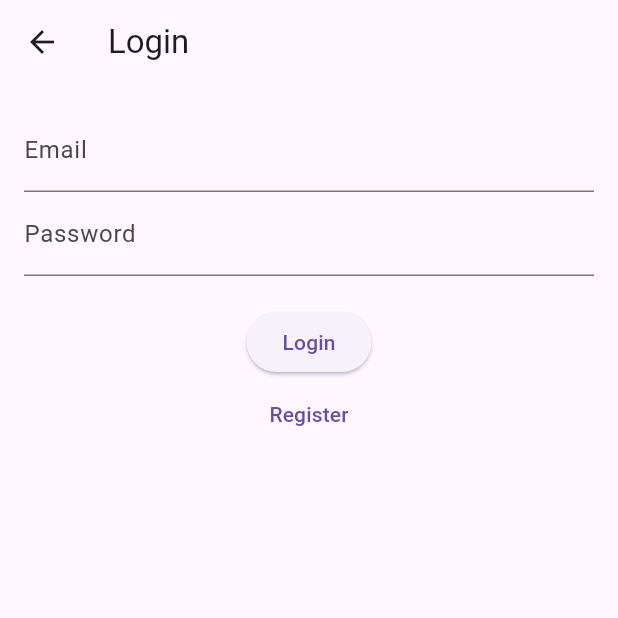
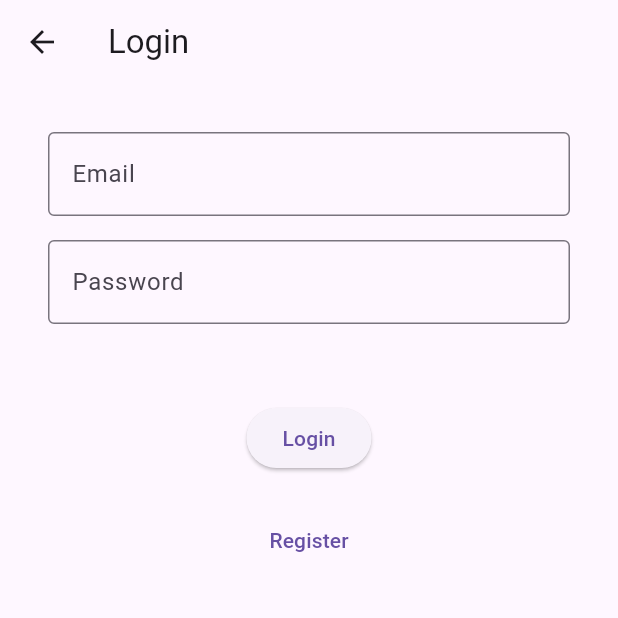
Before and after one commit to islam-debbi-dev/book_store_frontend_flutter, a Flutter app: the screen it shows after launch, on a phone screen of 412 x 824 dp, the top half of it. Run offline on Flutter 3.47's test engine with Material 3 defaults, Android fonts, the phone set to English and light mode, and no system bars; our stand-ins replace bloc, dio, flutter_bloc, pretty_dio_logger.

Commit message:
- add bloc listener in  loginpage - login is success

```diff
--- /dev/null
+++ b/devtools_options.yaml
@@ -0,0 +1,3 @@
+description: This file stores settings for Dart & Flutter DevTools.
+documentation: https://docs.flutter.dev/tools/devtools/extensions#configure-extension-enablement-states
+extensions:
--- a/lib/core/router/app_route.dart
+++ b/lib/core/router/app_route.dart
@@ -1,30 +1,34 @@
+import 'package:booke_store/feattures/login/logic/login_cubit.dart';
+import 'package:flutter/material.dart';
+import 'package:flutter_bloc/flutter_bloc.dart';
 
-import 'package:flutter/material.dart';
-
+import '../../feattures/login/data/repo/login_repo.dart';
 import '../../feattures/login/presentation/login_page.dart';
 import '../../feattures/home/presentation/homepage.dart';
 import '../../feattures/registration/presentation/registration.dart';
+import '../service/Api.dart';
 import 'constants_router.dart';
 
 class AppRouter {
-
   Route generateRoute(RouteSettings settings) {
     switch (settings.name) {
       case login:
-        return MaterialPageRoute(builder: (_) => LoginPage());
+        return MaterialPageRoute(
+            builder: (_) => BlocProvider(
+                  create: (context) => LoginCubit(LoginRepo(Api())),
+                  child: LoginPage(),
+                ));
       case register:
         return MaterialPageRoute(builder: (_) => RegistrationPage());
       case homepage:
         return MaterialPageRoute(builder: (_) => Homepage());
       default:
-        return  MaterialPageRoute(
+        return MaterialPageRoute(
             builder: (_) => Scaffold(
                   body: Center(
                     child: Text('Page not found ${settings.name}'),
                   ),
                 ));
-
-
     }
   }
 }
--- a/lib/core/service/api_constants.dart
+++ b/lib/core/service/api_constants.dart
@@ -1 +1,3 @@
- const String baseUrl = 'http://192.168.1.12:8000/api/';
+const String baseUrl = 'http://192.168.1.15:8000/api/';
+const String authLogin = 'auth/login';
+const String register = 'auth/register';
--- a/lib/feattures/login/data/models/login_res.dart
+++ b/lib/feattures/login/data/models/login_res.dart
@@ -27,4 +27,5 @@ class LoginRes {
 
   factory LoginRes.fromJson(Map<String, dynamic> json) =>
       _$LoginResFromJson(json);
+  Map<String, dynamic> toJson() => _$LoginResToJson(this);
 }
--- /dev/null
+++ b/lib/feattures/login/data/repo/login_repo.dart
@@ -0,0 +1,19 @@
+import 'package:booke_store/core/service/Api.dart';
+import 'package:booke_store/feattures/login/data/models/login_req.dart';
+import 'package:booke_store/feattures/login/data/models/login_res.dart';
+
+class LoginRepo {
+  final Api api;
+
+  LoginRepo(this.api);
+
+  Future<LoginRes> login(LoginReq loginreq) async {
+    try {
+      final data = await api.login(loginreq);
+
+      return data;
+    } catch (e) {
+      throw Exception('Login failed: $e');
+    }
+  }
+}
--- a/lib/feattures/login/logic/login_state.dart
+++ b/lib/feattures/login/logic/login_state.dart
@@ -4,3 +4,17 @@ part of 'login_cubit.dart';
 abstract class LoginState {}
 
 class LoginInitial extends LoginState {}
+
+class LoginLoading extends LoginState {}
+
+class LoginSuccess extends LoginState {
+  final LoginRes loginRes;
+
+  LoginSuccess(this.loginRes);
+}
+
+class LoginFailure extends LoginState {
+  final String errorMessage;
+
+  LoginFailure(this.errorMessage);
+}
--- a/lib/feattures/login/presentation/login_page.dart
+++ b/lib/feattures/login/presentation/login_page.dart
@@ -1,5 +1,8 @@
 import 'package:flutter/material.dart';
-import '../../../core/service/Api.dart';
+import 'package:flutter_bloc/flutter_bloc.dart';
+import '../logic/login_cubit.dart';
+import 'widgets/bloc_listener_login.dart';
+import 'widgets/login_form.dart';
 
 class LoginPage extends StatefulWidget {
   const LoginPage({super.key});
@@ -8,9 +11,6 @@ class LoginPage extends StatefulWidget {
 }
 
 class _LoginPageState extends State<LoginPage> {
-  final TextEditingController _emailController = TextEditingController();
-  final TextEditingController _passwordController = TextEditingController();
-
   @override
   Widget build(BuildContext context) {
     return Scaffold(
@@ -21,26 +21,17 @@ class _LoginPageState extends State<LoginPage> {
         padding: const EdgeInsets.all(16.0),
         child: Column(
           children: <Widget>[
-            TextField(
-              controller: _emailController,
-              decoration: InputDecoration(labelText: 'Email'),
-            ),
-            TextField(
-              controller: _passwordController,
-              decoration: InputDecoration(labelText: 'Password'),
-              obscureText: true,
-            ),
+            //form
+            const LoginForm(),
             SizedBox(height: 20),
             ElevatedButton(
               onPressed: () async {
-                await Api.login(
-                  _emailController.text,
-                  _passwordController.text,
-                  context,
-                );
+                context.read<LoginCubit>().login();
               },
               child: Text('Login'),
             ),
+            SizedBox(height: 20),
+            BlocListenerLogin(),
             TextButton(
               onPressed: () {
                 Navigator.pushNamed(context, '/register');
--- /dev/null
+++ b/lib/feattures/login/presentation/widgets/login_form.dart
@@ -0,0 +1,64 @@
+import 'package:flutter/material.dart';
+import 'package:flutter_bloc/flutter_bloc.dart';
+
+import '../../logic/login_cubit.dart';
+
+class LoginForm extends StatefulWidget {
+  const LoginForm({super.key});
+
+  @override
+  _LoginFormState createState() => _LoginFormState();
+}
+
+class _LoginFormState extends State<LoginForm> {
+  late TextEditingController passwordController;
+  late TextEditingController emailController;
+
+  @override
+  void initState() {
+    super.initState();
+    passwordController =
+        BlocProvider.of<LoginCubit>(context).passwordController;
+    emailController = BlocProvider.of<LoginCubit>(context).emailController;
+  }
+
+  @override
+  void dispose() {
+    emailController.dispose();
+    passwordController.dispose();
+    super.dispose();
+  }
+
+  @override
+  Widget build(BuildContext context) {
+    return Form(
+      key: BlocProvider.of<LoginCubit>(context).loginFormKey,
+      child: Padding(
+        padding: const EdgeInsets.all(16.0),
+        child: Column(
+          mainAxisSize: MainAxisSize.min,
+          children: [
+            TextField(
+              controller: emailController,
+              decoration: const InputDecoration(
+                labelText: 'Email',
+                border: OutlineInputBorder(),
+              ),
+              keyboardType: TextInputType.emailAddress,
+            ),
+            const SizedBox(height: 16),
+            TextField(
+              controller: passwordController,
+              decoration: const InputDecoration(
+                labelText: 'Password',
+                border: OutlineInputBorder(),
+              ),
+              obscureText: true,
+            ),
+            const SizedBox(height: 16),
+          ],
+        ),
+      ),
+    );
+  }
+}
```
Also changed, not shown: lib/core/service/Api.dart (+51 -31 lines), lib/feattures/login/logic/login_cubit.dart (+34 -2 lines), lib/feattures/login/presentation/widgets/bloc_listener_login.dart (added, +35 -0 lines).
